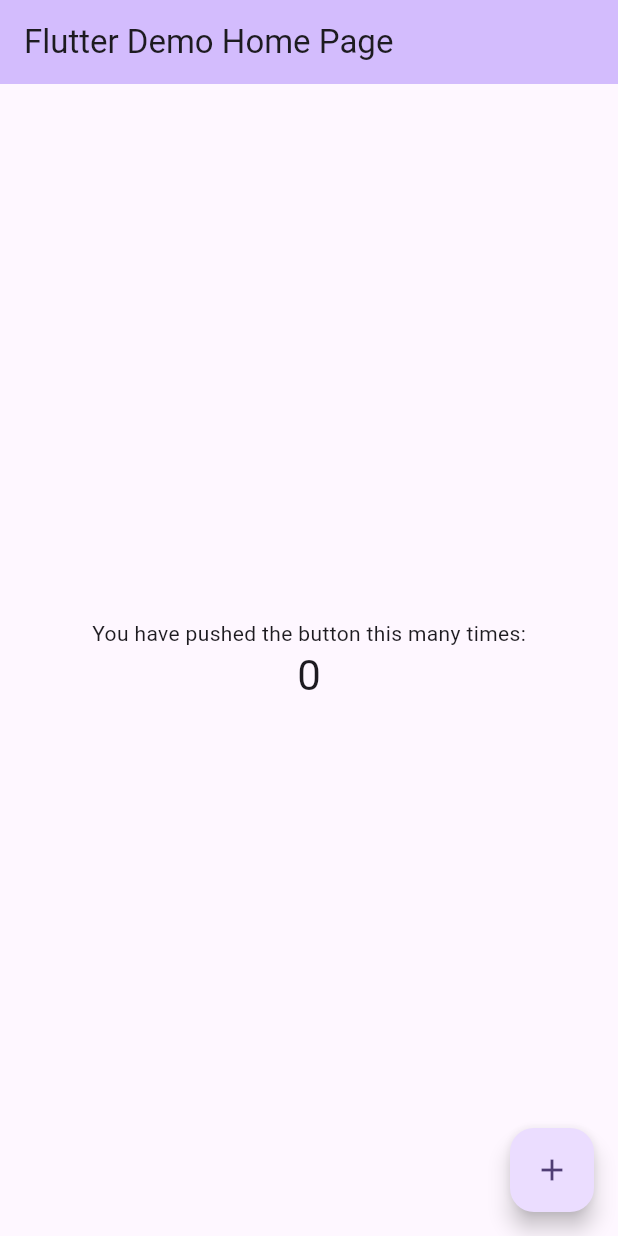
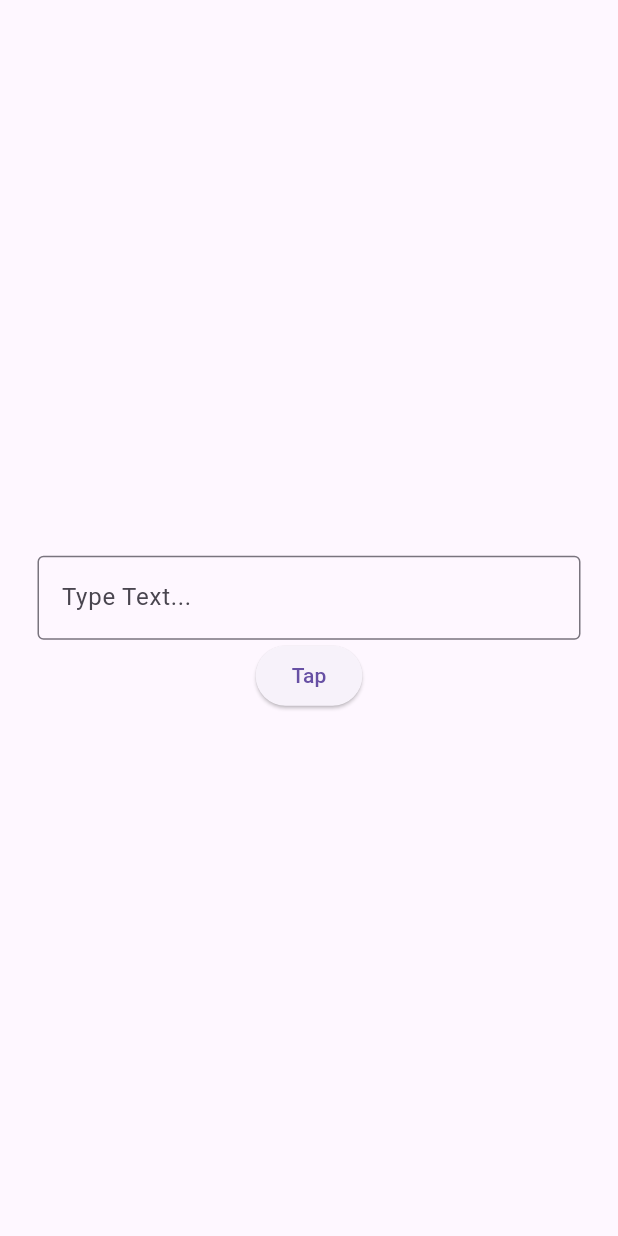
Before and after one commit to mittalgmt/to_do_app, a Flutter app: the screen it shows after launch, on a phone screen of 412 x 824 dp. Run offline on Flutter 3.47's test engine with Material 3 defaults, Android fonts, the phone set to English and light mode, and no system bars.

Commit message:
to do app

```diff
--- a/lib/main.dart
+++ b/lib/main.dart
@@ -1,125 +1,20 @@
 import 'package:flutter/material.dart';
+import 'package:to_do_app/pages/todo_page.dart';
 
 void main() {
-  runApp(const MyApp());
+  runApp(MyApp());
 }
 
 class MyApp extends StatelessWidget {
   const MyApp({super.key});
 
-  // This widget is the root of your application.
+
   @override
   Widget build(BuildContext context) {
     return MaterialApp(
-      title: 'Flutter Demo',
-      theme: ThemeData(
-        // This is the theme of your application.
-        //
-        // TRY THIS: Try running your application with "flutter run". You'll see
-        // the application has a purple toolbar. Then, without quitting the app,
-        // try changing the seedColor in the colorScheme below to Colors.green
-        // and then invoke "hot reload" (save your changes or press the "hot
-        // reload" button in a Flutter-supported IDE, or press "r" if you used
-        // the command line to start the app).
-        //
-        // Notice that the counter didn't reset back to zero; the application
-        // state is not lost during the reload. To reset the state, use hot
-        // restart instead.
-        //
-        // This works for code too, not just values: Most code changes can be
-        // tested with just a hot reload.
-        colorScheme: ColorScheme.fromSeed(seedColor: Colors.deepPurple),
-        useMaterial3: true,
-      ),
-      home: const MyHomePage(title: 'Flutter Demo Home Page'),
+      debugShowCheckedModeBanner: false,
+      home:ToDoPage() ,
     );
+
   }
 }
-
-class MyHomePage extends StatefulWidget {
-  const MyHomePage({super.key, required this.title});
-
-  // This widget is the home page of your application. It is stateful, meaning
-  // that it has a State object (defined below) that contains fields that affect
-  // how it looks.
-
-  // This class is the configuration for the state. It holds the values (in this
-  // case the title) provided by the parent (in this case the App widget) and
-  // used by the build method of the State. Fields in a Widget subclass are
-  // always marked "final".
-
-  final String title;
-
-  @override
-  State<MyHomePage> createState() => _MyHomePageState();
-}
-
-class _MyHomePageState extends State<MyHomePage> {
-  int _counter = 0;
-
-  void _incrementCounter() {
-    setState(() {
-      // This call to setState tells the Flutter framework that something has
-      // changed in this State, which causes it to rerun the build method below
-      // so that the display can reflect the updated values. If we changed
-      // _counter without calling setState(), then the build method would not be
-      // called again, and so nothing would appear to happen.
-      _counter++;
-    });
-  }
-
-  @override
-  Widget build(BuildContext context) {
-    // This method is rerun every time setState is called, for instance as done
-    // by the _incrementCounter method above.
-    //
-    // The Flutter framework has been optimized to make rerunning build methods
-    // fast, so that you can just rebuild anything that needs updating rather
-    // than having to individually change instances of widgets.
-    return Scaffold(
-      appBar: AppBar(
-        // TRY THIS: Try changing the color here to a specific color (to
-        // Colors.amber, perhaps?) and trigger a hot reload to see the AppBar
-        // change color while the other colors stay the same.
-        backgroundColor: Theme.of(context).colorScheme.inversePrimary,
-        // Here we take the value from the MyHomePage object that was created by
-        // the App.build method, and use it to set our appbar title.
-        title: Text(widget.title),
-      ),
-      body: Center(
-        // Center is a layout widget. It takes a single child and positions it
-        // in the middle of the parent.
-        child: Column(
-          // Column is also a layout widget. It takes a list of children and
-          // arranges them vertically. By default, it sizes itself to fit its
-          // children horizontally, and tries to be as tall as its parent.
-          //
-          // Column has various properties to control how it sizes itself and
-          // how it positions its children. Here we use mainAxisAlignment to
-          // center the children vertically; the main axis here is the vertical
-          // axis because Columns are vertical (the cross axis would be
-          // horizontal).
-          //
-          // TRY THIS: Invoke "debug painting" (choose the "Toggle Debug Paint"
-          // action in the IDE, or press "p" in the console), to see the
-          // wireframe for each widget.
-          mainAxisAlignment: MainAxisAlignment.center,
-          children: <Widget>[
-            const Text(
-              'You have pushed the button this many times:',
-            ),
-            Text(
-              '$_counter',
-              style: Theme.of(context).textTheme.headlineMedium,
-            ),
-          ],
-        ),
-      ),
-      floatingActionButton: FloatingActionButton(
-        onPressed: _incrementCounter,
-        tooltip: 'Increment',
-        child: const Icon(Icons.add),
-      ), // This trailing comma makes auto-formatting nicer for build methods.
-    );
-  }
-}
--- /dev/null
+++ b/lib/pages/todo_page.dart
@@ -0,0 +1,59 @@
+import 'package:flutter/material.dart';
+
+class ToDoPage extends StatefulWidget {
+  const ToDoPage({super.key});
+
+  @override
+  State<ToDoPage> createState() => _ToDoPageState();
+}
+
+class _ToDoPageState extends State<ToDoPage>{
+
+  //TEXT EDITING CONTROLLER
+
+  TextEditingController textcontroller = TextEditingController();
+
+ // greeting message variable
+   String greetingmessage = "";
+
+  //greet user method
+  void greetUser() {
+    String userName = textcontroller.text;
+    setState(() {
+      greetingmessage = "Hello, ${userName}";
+    });
+  }
+
+  @override
+  Widget build(BuildContext context){
+    return Scaffold(
+      body: Padding(
+        padding: const EdgeInsets.all(25.0),
+        child: Center(
+          child: Column(
+            mainAxisAlignment: MainAxisAlignment.center,
+            children: [
+              //greet user message
+              Text(greetingmessage),
+
+              TextField(
+                controller: textcontroller,
+                decoration: InputDecoration(
+                  border: OutlineInputBorder(),
+                  hintText: "Type Text...",
+                ),
+              ),
+              //button
+              ElevatedButton(onPressed: greetUser,
+               child: Text("Tap"),
+               ),
+
+
+            ],
+          ),
+        ),
+      ),
+    );
+  }
+
+  }
```
